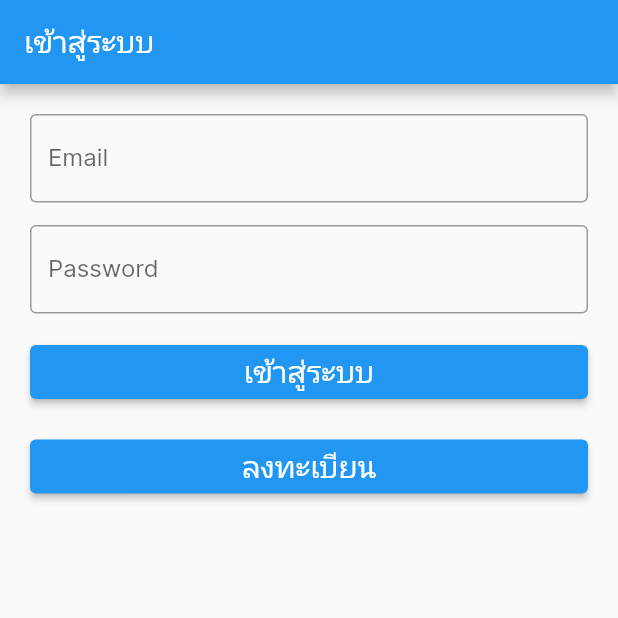
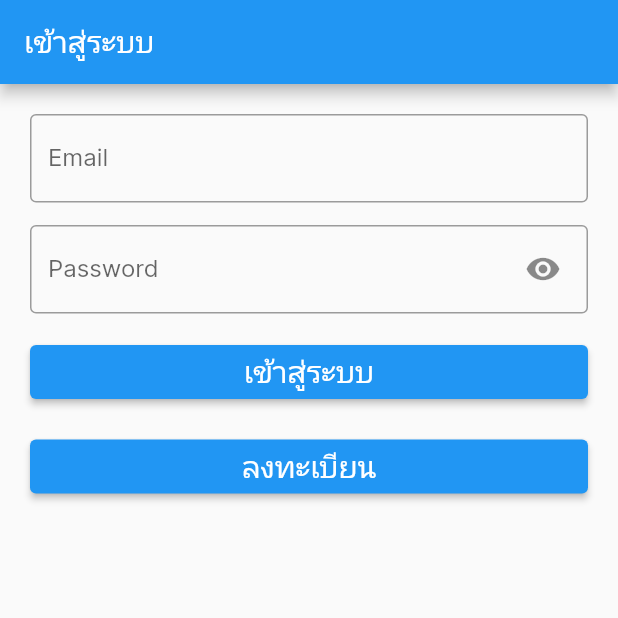
Before and after one commit to thitiwutwo/chatbot_frontend, a Flutter app: the screen it shows after launch, on a phone screen of 412 x 824 dp, the top half of it. Run offline on Flutter 3.47's test engine with Material 2 defaults, Android fonts, the phone set to English and light mode, and no system bars; our stand-ins replace cool_alert, dio, firebase_core, form_field_validator, shared_preferences; missing offline and left inert: dart:html, flutter_dialogflow; accounts and stored records are empty; project files that could hold a hidden picture were left out.

Commit message:
commit_17/3/2566_9.39

```diff
--- a/lib/pages/login.dart
+++ b/lib/pages/login.dart
@@ -34,6 +34,20 @@ class _LoginPageState extends State<LoginPage> {
   final formKey = GlobalKey<FormState>();
   // Profile profile = Profile();
   final Future<FirebaseApp> firebase = Firebase.initializeApp();
+  var _isObscured;
+
+  @override
+  void initState() {
+    super.initState();
+    _isObscured = true;
+  }
+
+  @override
+  void dispose() {
+    email.dispose();
+    password.dispose();
+    super.dispose();
+  }
 
   @override
   Widget build(BuildContext context) {
@@ -76,9 +90,22 @@ class _LoginPageState extends State<LoginPage> {
                       controller: password,
                       validator:
                           RequiredValidator(errorText: 'กรุณากรอกรหัสผ่าน'),
-                      obscureText: true,
+                      obscureText: _isObscured,
                       decoration: InputDecoration(
-                          labelText: 'Password', border: OutlineInputBorder())),
+                          suffixIcon: IconButton(
+                            padding:
+                                const EdgeInsetsDirectional.only(end: 12.0),
+                            icon: _isObscured
+                                ? const Icon(Icons.visibility)
+                                : const Icon(Icons.visibility_off),
+                            onPressed: () {
+                              setState(() {
+                                _isObscured = !_isObscured;
+                              });
+                            },
+                          ),
+                          labelText: 'Password',
+                          border: OutlineInputBorder())),
                   SizedBox(
                     height: 15,
                   ),
@@ -169,29 +196,9 @@ class _LoginPageState extends State<LoginPage> {
       Navigator.push(
           context, MaterialPageRoute(builder: (context) => RegisterPage()));
     } else {
-      print('fucking good');
+      // print('fucking good');
       normalDialog(context, 'กรุณากรอกอีเมล์หรือรหัสผ่านให้ถูกต้อง');
     }
-    // print("getData");
-    // try {
-    //   final Dio dio = Dio();
-    //   final String baseUrl = 'http://127.0.0.1:8000/api/';
-    //   final response = await dio.get('$baseUrl/login');
-    //   print("try");
-    //   if (response.statusCode == 200) {
-    //     List<dynamic> dataJson = response.data;
-    //     setState(() {
-    //       // data = dataJson.map((json) => ChartData.fromJson(json)).toList();
-    //     });
-    //     print("if");
-    //   } else {
-    //     print("else");
-    //     throw Exception('Failed to fetch data');
-    //   }
-    // } catch (e) {
-    //   print("catch");
-    //   print(e.toString());
-    // }
   }
 
   Future<Null> normalDialog(BuildContext context, String message) async {
```
Also changed, not shown: lib/pages/register.dart (+94 -9 lines).
